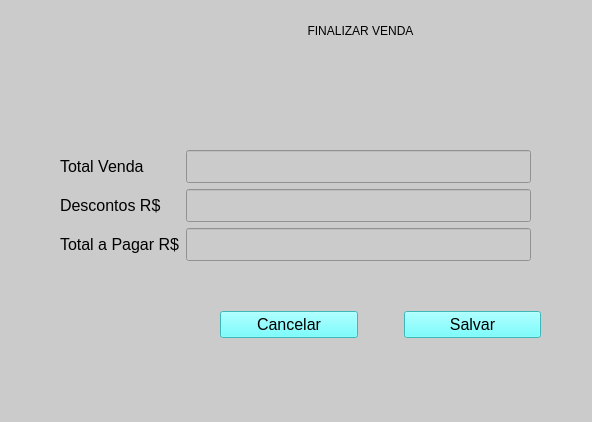
Old version of the form ui/ui_fecharVenda.ui in the repository adaiasreis/ProjetoMatCons_F.
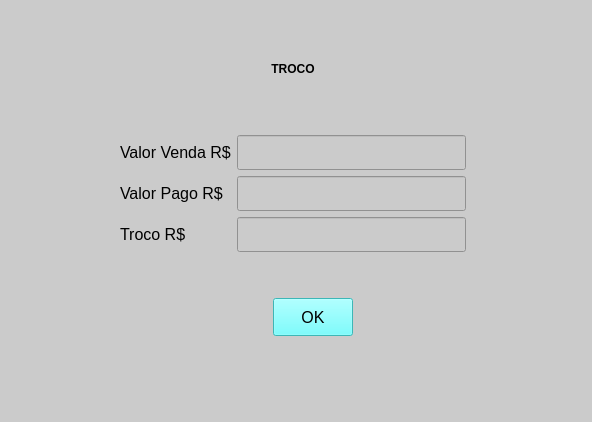
New version of the form.

```diff
--- a/ui/ui_fecharVenda.ui
+++ b/ui/ui_fecharVenda.ui
@@ -10,37 +10,58 @@
     <height>422</height>
    </rect>
   </property>
+  <property name="sizePolicy">
+   <sizepolicy hsizetype="Fixed" vsizetype="Fixed">
+    <horstretch>0</horstretch>
+    <verstretch>0</verstretch>
+   </sizepolicy>
+  </property>
   <property name="windowTitle">
    <string>Fechar Venda</string>
   </property>
+  <property name="layoutDirection">
+   <enum>Qt::LeftToRight</enum>
+  </property>
   <property name="styleSheet">
    <string notr="true">background-color: rgb(203, 203, 203);</string>
   </property>
+  <widget class="QWidget" name="layoutWidget">
+   <property name="geometry">
+    <rect>
+     <x>120</x>
+     <y>50</y>
+     <width>346</width>
+     <height>286</height>
+    </rect>
+   </property>
+   <layout class="QVBoxLayout" name="verticalLayout">
+    <item>
   <widget class="QLabel" name="label_2">
-   <property name="geometry">
-    <rect>
-     <x>70</x>
-     <y>20</y>
-     <width>581</width>
-     <height>23</height>
-    </rect>
-   </property>
    <property name="styleSheet">
     <string notr="true">font: 14pt &quot;Noto Sans&quot;;</string>
    </property>
    <property name="text">
-    <string>&lt;html&gt;&lt;head/&gt;&lt;body&gt;&lt;p align=&quot;center&quot;&gt;FINALIZAR VENDA&lt;/p&gt;&lt;/body&gt;&lt;/html&gt;</string>
-   </property>
-  </widget>
-  <widget class="QWidget" name="gridLayoutWidget">
-   <property name="geometry">
-    <rect>
-     <x>60</x>
-     <y>150</y>
-     <width>471</width>
-     <height>111</height>
-    </rect>
-   </property>
+       <string>&lt;html&gt;&lt;head/&gt;&lt;body&gt;&lt;p align=&quot;center&quot;&gt;&lt;span style=&quot; font-weight:600;&quot;&gt;TROCO&lt;/span&gt;&lt;/p&gt;&lt;/body&gt;&lt;/html&gt;</string>
+      </property>
+     </widget>
+    </item>
+    <item>
+     <spacer name="verticalSpacer">
+      <property name="orientation">
+       <enum>Qt::Vertical</enum>
+      </property>
+      <property name="sizeType">
+       <enum>QSizePolicy::Minimum</enum>
+      </property>
+      <property name="sizeHint" stdset="0">
+       <size>
+        <width>20</width>
+        <height>40</height>
+       </size>
+      </property>
+     </spacer>
+    </item>
+    <item>
    <layout class="QGridLayout" name="gridLayout">
     <item row="0" column="0">
      <widget class="QLabel" name="label">
@@ -50,18 +71,24 @@
        </font>
       </property>
       <property name="text">
-       <string>Total Venda</string>
+         <string>Valor Venda R$</string>
       </property>
      </widget>
     </item>
     <item row="2" column="2">
-     <widget class="QLineEdit" name="campTotalPagar">
+       <widget class="QLineEdit" name="campTroco">
+        <property name="enabled">
+         <bool>true</bool>
+        </property>
       <property name="font">
        <font>
         <family>Cooper Black</family>
         <pointsize>14</pointsize>
        </font>
       </property>
+        <property name="readOnly">
+         <bool>true</bool>
+        </property>
      </widget>
     </item>
     <item row="1" column="0">
@@ -72,7 +99,7 @@
        </font>
       </property>
       <property name="text">
-       <string>Descontos R$</string>
+         <string>Valor Pago R$</string>
       </property>
      </widget>
     </item>
@@ -85,7 +112,7 @@
        </font>
       </property>
       <property name="readOnly">
-       <bool>true</bool>
+         <bool>false</bool>
       </property>
      </widget>
     </item>
@@ -97,55 +124,53 @@
        </font>
       </property>
       <property name="text">
-       <string>Total a Pagar R$</string>
+         <string>Troco R$</string>
       </property>
      </widget>
     </item>
     <item row="0" column="2">
-     <widget class="QLineEdit" name="campTotalVenda">
+       <widget class="QLineEdit" name="campTotalPagar">
+        <property name="enabled">
+         <bool>true</bool>
+        </property>
       <property name="font">
        <font>
         <family>Cooper Black</family>
         <pointsize>14</pointsize>
        </font>
       </property>
+        <property name="readOnly">
+         <bool>true</bool>
+        </property>
      </widget>
     </item>
    </layout>
-  </widget>
-  <widget class="QWidget" name="layoutWidget">
-   <property name="geometry">
-    <rect>
-     <x>220</x>
-     <y>310</y>
-     <width>321</width>
-     <height>29</height>
-    </rect>
-   </property>
+    </item>
+    <item>
+     <spacer name="verticalSpacer_2">
+      <property name="orientation">
+       <enum>Qt::Vertical</enum>
+      </property>
+      <property name="sizeType">
+       <enum>QSizePolicy::Minimum</enum>
+      </property>
+      <property name="sizeHint" stdset="0">
+       <size>
+        <width>20</width>
+        <height>40</height>
+       </size>
+      </property>
+     </spacer>
+    </item>
+    <item>
    <layout class="QHBoxLayout" name="horizontalLayout_2">
-    <item>
-     <widget class="QPushButton" name="b_sair">
-      <property name="font">
-       <font>
-        <pointsize>12</pointsize>
-       </font>
-      </property>
-      <property name="styleSheet">
-       <string notr="true">background-color: rgb(85, 255, 255);
-alternate-background-color: rgb(0, 255, 255);</string>
-      </property>
-      <property name="text">
-       <string>Cancelar</string>
-      </property>
-     </widget>
-    </item>
     <item>
      <spacer name="horizontalSpacer_2">
       <property name="orientation">
        <enum>Qt::Horizontal</enum>
       </property>
       <property name="sizeType">
-       <enum>QSizePolicy::Fixed</enum>
+         <enum>QSizePolicy::Minimum</enum>
       </property>
       <property name="sizeHint" stdset="0">
        <size>
@@ -157,6 +182,12 @@
     </item>
     <item>
      <widget class="QPushButton" name="b_entrar">
+        <property name="sizePolicy">
+         <sizepolicy hsizetype="Fixed" vsizetype="Minimum">
+          <horstretch>20</horstretch>
+          <verstretch>0</verstretch>
+         </sizepolicy>
+        </property>
       <property name="font">
        <font>
         <pointsize>12</pointsize>
@@ -167,11 +198,13 @@
 alternate-background-color: rgb(0, 255, 255);</string>
       </property>
       <property name="text">
-       <string>Salvar</string>
+         <string>OK</string>
       </property>
      </widget>
     </item>
    </layout>
+    </item>
+   </layout>
   </widget>
  </widget>
  <resources/>
```
Left out of the diff: 8 changed lines with no effect on the pictures. Lines whose indentation alone changed are shown as unchanged.
